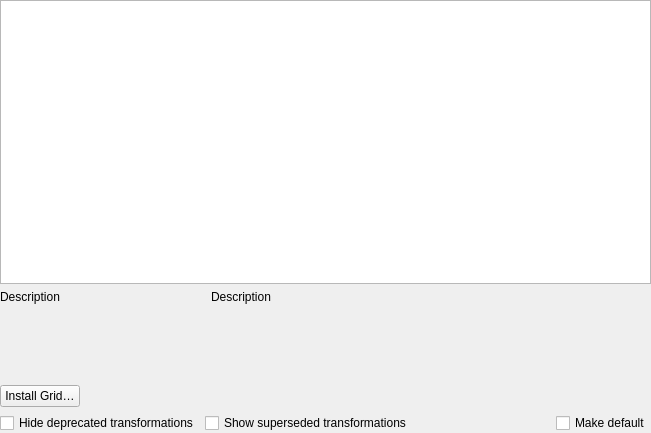
First picture: the form in src/ui/qgscoordinateoperationwidgetbase.ui, repository carsmie/QGIS, before the edit.
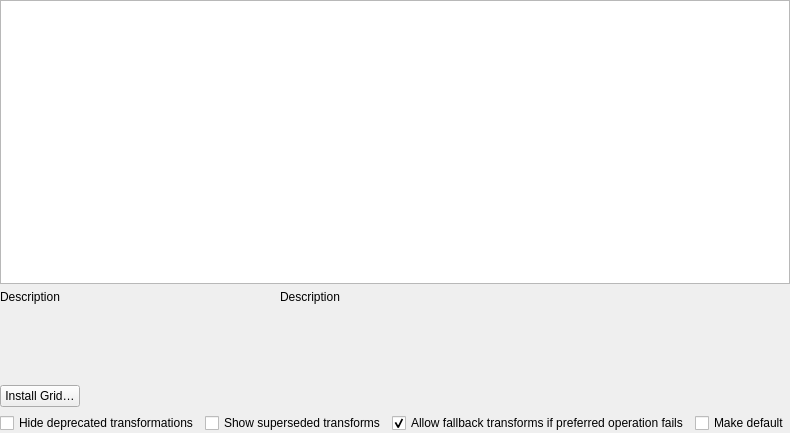
Second picture: the form after the edit. Custom widgets are drawn as their Qt base class.

Commit message:
[needs-docs] Add setting to control whether the coordinate operation for transformation between a source and destination CRS pair should permit falling back to a ballpark transform when required
This defaults to true (i.e. similar-ish behavior to proj 4), but allows
users who require a specific coordinate operation the ability to prevent
any fallback ballpark transformations occurring

Patch:
```diff
--- a/src/ui/qgscoordinateoperationwidgetbase.ui
+++ b/src/ui/qgscoordinateoperationwidgetbase.ui
@@ -139,7 +139,7 @@
      <item>
       <widget class="QCheckBox" name="mShowSupersededCheckBox">
        <property name="text">
-        <string>Show superseded transformations</string>
+        <string>Show superseded transforms</string>
        </property>
       </widget>
      </item>
@@ -156,6 +156,22 @@
        </property>
       </spacer>
      </item>
+     <item>
+      <widget class="QCheckBox" name="mAllowFallbackCheckBox">
+       <property name="toolTip">
+        <string>Sets whether &quot;ballpark&quot; fallback transformations can be
+used in the case that the specified coordinate operation fails
+(such as when coordinates from outside a required grid shift
+file are transformed).</string>
+       </property>
+       <property name="text">
+        <string>Allow fallback transforms if preferred operation fails</string>
+       </property>
+       <property name="checked">
+        <bool>true</bool>
+       </property>
+      </widget>
+     </item>
      <item>
       <widget class="QCheckBox" name="mMakeDefaultCheckBox">
        <property name="toolTip">
```
The commit also changes 9 other files.
